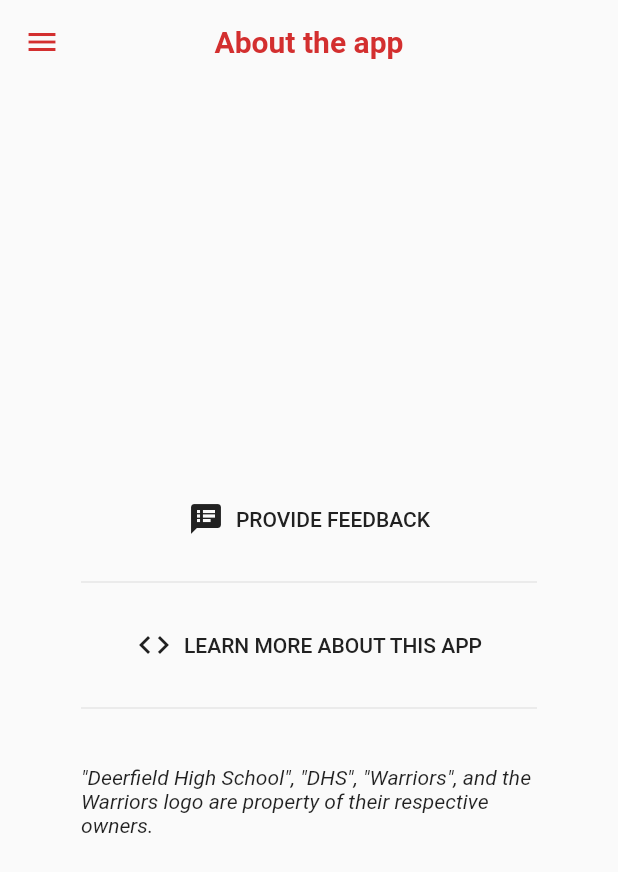
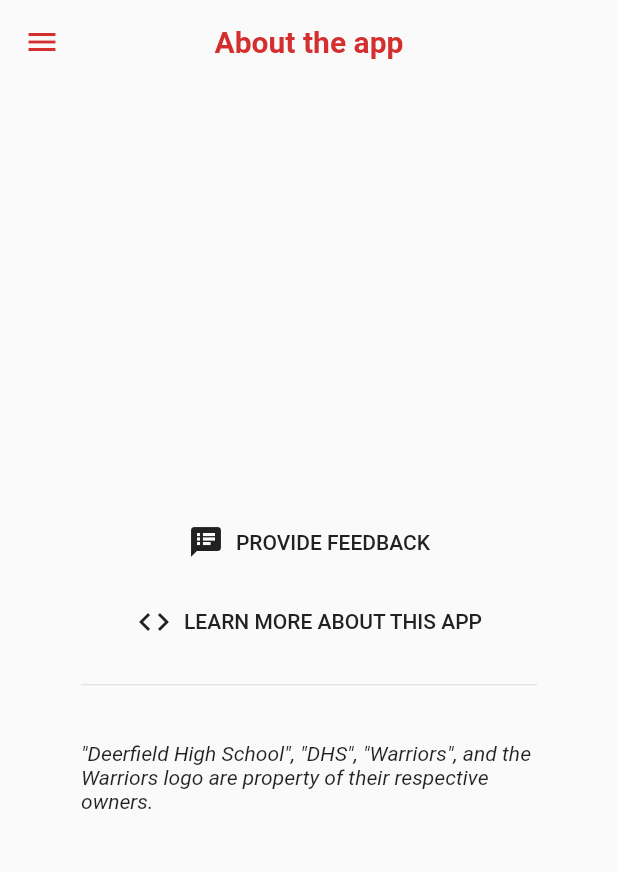
Before and after one commit to chroline/dhs_schedule, a Flutter app: the AboutView screen opened directly, on a phone screen of 412 x 824 dp. Shown: the top 872 px of the screen. Run offline on Flutter 3.47's test engine with Material 2 defaults, Android fonts, the light colour scheme and no system bars; our stand-ins replace flutter_local_notifications, font_awesome_flutter, get_it, shared_preferences, timezone, yaml; missing offline and left inert: desktop_window; accounts and stored records are empty.

Commit message:
feat: remove separator line from about view

```diff
--- a/lib/views/about_view.dart
+++ b/lib/views/about_view.dart
@@ -50,13 +50,7 @@ class _AboutView extends State<AboutView> {
                           TextButton.styleFrom(primary: Colors.grey.shade900),
                     ),
                   ),
-                  const Padding(
-                    padding: EdgeInsets.all(5),
-                  ),
-                  const Divider(),
-                  const Padding(
-                    padding: EdgeInsets.all(5),
-                  ),
+                  const SizedBox(height: 5),
                   SizedBox(
                     width: double.infinity,
                     child: TextButton.icon(
```
